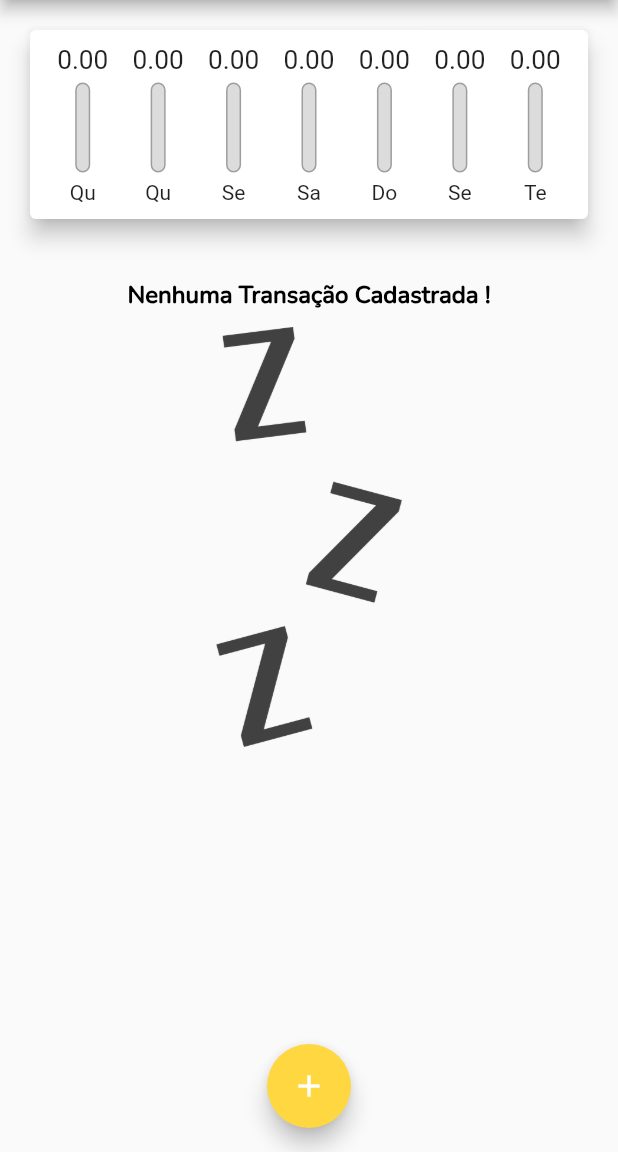
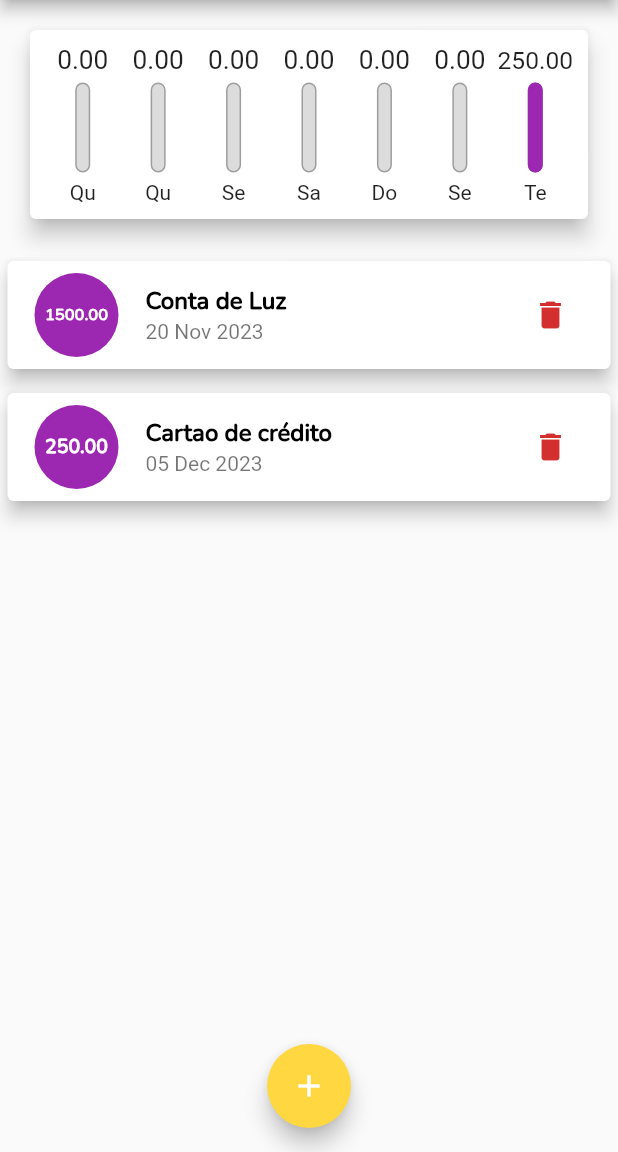
Before and after one commit to ricaciosantanadeAlbuquerque/Depesas-Pessoais, a Flutter app: the screen it shows after launch, on a phone screen of 412 x 824 dp, the part 84-1236 px from its top. Run offline on Flutter 3.47's test engine with Material 2 defaults, Android fonts, the phone set to English and light mode, and no system bars.

```diff
--- a/depesas_pessoais/lib/components/transaction_list.dart
+++ b/depesas_pessoais/lib/components/transaction_list.dart
@@ -4,28 +4,29 @@ import 'package:intl/intl.dart';
 
 class TransactionLits extends StatelessWidget {
   final List<Transaction> listTransaction;
+  final void Function(String) onRemove;
 
-  const TransactionLits({super.key,required this.listTransaction});
+  const TransactionLits({super.key, required this.listTransaction, required this.onRemove});
 
   @override
   Widget build(BuildContext context) {
     return SizedBox(
       height: 380,
-      child:listTransaction.isEmpty ?
-        Column(
-          children:[
-           const SizedBox(height:20),
-            Text('Nenhuma Transação Cadastrada !',
-            style:Theme.of(context).textTheme.titleLarge),
-           const SizedBox(height: 10,),
+      child: listTransaction.isEmpty
+          ? Column(
+              children: [
+                const SizedBox(height: 20),
+                Text('Nenhuma Transação Cadastrada !', style: Theme.of(context).textTheme.titleLarge),
+                const SizedBox(
+                  height: 10,
+                ),
                 SizedBox(
                   height: 280,
-            child: Image.asset('assets/image/waiting.png',
-            fit: BoxFit.cover),
+                  child: Image.asset('assets/image/waiting.png', fit: BoxFit.cover),
                 ),
               ],
             )
-        :ListView.builder(
+          : ListView.builder(
               itemCount: listTransaction.length,
               itemBuilder: (_, index) {
                 final trs = listTransaction[index];
@@ -34,7 +35,7 @@ class TransactionLits extends StatelessWidget {
                   elevation: 5,
                   child: ListTile(
                     leading: CircleAvatar(
-                backgroundColor:Theme.of(context).colorScheme.primary,
+                      backgroundColor: Theme.of(context).colorScheme.primary,
                       radius: 30,
                       child: Padding(
                         padding: const EdgeInsets.all(9.0),
@@ -46,11 +47,12 @@ class TransactionLits extends StatelessWidget {
                         ),
                       ),
                     ),
-              title: Text(trs.title,
-              style:Theme.of(context).textTheme.titleLarge),
+                    title: Text(trs.title, style: Theme.of(context).textTheme.titleLarge),
                     subtitle: Text(DateFormat('dd MMM y').format(trs.date)),
                     trailing: IconButton(
-                onPressed: () {},
+                      onPressed: () {
+                        onRemove(trs.id);
+                      },
                       color: Theme.of(context).colorScheme.error,
                       icon: const Icon(Icons.delete),
                     ),
--- a/depesas_pessoais/lib/view/home_page.dart
+++ b/depesas_pessoais/lib/view/home_page.dart
@@ -15,11 +15,11 @@ class MyHomePage extends StatefulWidget {
 
 class MyHomePageState extends State<MyHomePage> {
   final List<Transaction> listTransaction = [
-   // Transaction(id: Random().nextDouble().toString(), title: 'Conta de Luz', value: 1500, date: DateTime.now().subtract(const Duration(days:15))),
-    //Transaction(id: Random().nextDouble().toString(), title: 'Cartao de crédito', value: 250, date: DateTime.now()),
+    Transaction(id: Random().nextDouble().toString(), title: 'Conta de Luz', value: 1500, date: DateTime.now().subtract(const Duration(days: 15))),
+    Transaction(id: Random().nextDouble().toString(), title: 'Cartao de crédito', value: 250, date: DateTime.now()),
   ];
 
-  void addTransaction(String title, double value,DateTime date) {
+  void addTransaction(String title, double value, DateTime date) {
     final newTransaction = Transaction(id: Random().nextDouble.toString(), title: title, value: value, date: date);
 
     setState(() {
@@ -41,6 +41,14 @@ class MyHomePageState extends State<MyHomePage> {
     return listTransaction.where((trs) {
       return trs.date.isAfter(DateTime.now().subtract(const Duration(days: 7)));
     }).toList();
+  }
+
+  void onRemove(String id) {
+    setState(() {
+       listTransaction.removeWhere((trs) {
+        return trs.id == id;
+      });
+    });
   }
 
   @override
@@ -66,7 +74,7 @@ class MyHomePageState extends State<MyHomePage> {
             Chart(
               listaTransaction: recentTransaction,
             ),
-            TransactionLits(listTransaction: listTransaction), // comunicação dirate
+            TransactionLits(listTransaction: listTransaction, onRemove: onRemove,), // comunicação dirate / comunicação indireta
           ],
         ),
       ),
```
Lines whose indentation alone changed are shown as unchanged.
